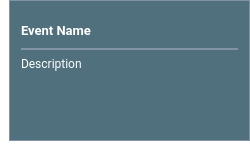
Above: src/app/gui/forms/widgeteventitem.ui from botorabi/Meet4Eat-Desktop before the change. Below: the same form after it.
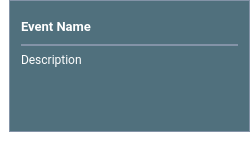
That is the form after the change. Icons and pictures are not drawn.

Commit message: Some improvement on user search and mail composing

The edit to the form file:
```diff
--- a/src/app/gui/forms/widgeteventitem.ui
+++ b/src/app/gui/forms/widgeteventitem.ui
@@ -47,7 +47,7 @@
     <number>0</number>
    </property>
    <property name="bottomMargin">
-    <number>9</number>
+    <number>18</number>
    </property>
    <item>
     <widget class="QGroupBox" name="groupBoxMain">
```
